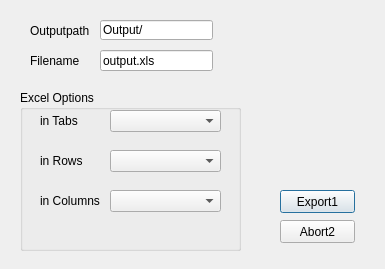
This is app/gui/export.ui in petres/eurostat as Qt 5 draws it before an edit. The edited form follows.
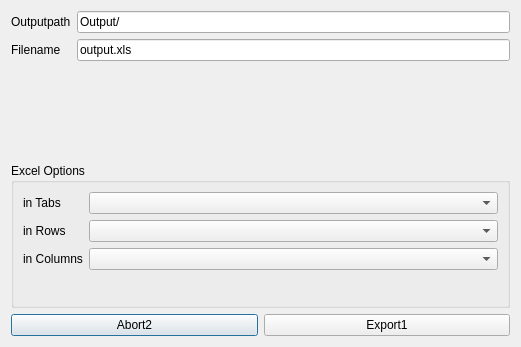
This is the edited form.

Commit message: dialog grid layouts

Patch:
```diff
--- a/app/gui/export.ui
+++ b/app/gui/export.ui
@@ -6,173 +6,120 @@
    <rect>
     <x>0</x>
     <y>0</y>
-    <width>385</width>
-    <height>269</height>
+    <width>521</width>
+    <height>347</height>
    </rect>
   </property>
+  <property name="minimumSize">
+   <size>
+    <width>0</width>
+    <height>0</height>
+   </size>
+  </property>
   <property name="windowTitle">
    <string>Dialog</string>
   </property>
-  <widget class="QLineEdit" name="lineEdit">
-   <property name="geometry">
-    <rect>
-     <x>100</x>
-     <y>20</y>
-     <width>113</width>
-     <height>20</height>
-    </rect>
-   </property>
-   <property name="text">
-    <string>Output/</string>
-   </property>
-  </widget>
+  <layout class="QVBoxLayout" name="verticalLayout">
+   <item>
+    <layout class="QFormLayout" name="formLayout_3">
+     <item row="0" column="0">
   <widget class="QLabel" name="label">
-   <property name="geometry">
-    <rect>
-     <x>30</x>
-     <y>20</y>
-     <width>61</width>
-     <height>21</height>
-    </rect>
-   </property>
    <property name="text">
     <string>Outputpath</string>
    </property>
   </widget>
+     </item>
+     <item row="1" column="0">
   <widget class="QLabel" name="label_2">
-   <property name="geometry">
-    <rect>
-     <x>30</x>
-     <y>50</y>
-     <width>61</width>
-     <height>21</height>
-    </rect>
-   </property>
    <property name="text">
     <string>Filename</string>
    </property>
   </widget>
+     </item>
+     <item row="1" column="1">
   <widget class="QLineEdit" name="lineEdit_2">
-   <property name="geometry">
-    <rect>
-     <x>100</x>
-     <y>50</y>
-     <width>113</width>
-     <height>21</height>
-    </rect>
-   </property>
    <property name="text">
     <string>output.xls</string>
    </property>
   </widget>
+     </item>
+     <item row="0" column="1">
+      <widget class="QLineEdit" name="lineEdit">
+       <property name="text">
+        <string>Output/</string>
+       </property>
+      </widget>
+     </item>
+    </layout>
+   </item>
+   <item>
   <widget class="QGroupBox" name="groupBox">
-   <property name="geometry">
-    <rect>
-     <x>20</x>
-     <y>90</y>
-     <width>221</width>
-     <height>161</height>
-    </rect>
+     <property name="minimumSize">
+      <size>
+       <width>0</width>
+       <height>0</height>
+      </size>
    </property>
    <property name="title">
     <string>Excel Options</string>
    </property>
-   <widget class="QComboBox" name="comboBox">
-    <property name="geometry">
-     <rect>
-      <x>90</x>
-      <y>20</y>
-      <width>111</width>
-      <height>22</height>
-     </rect>
-    </property>
-   </widget>
+     <layout class="QVBoxLayout" name="verticalLayout_2">
+      <item>
+       <layout class="QFormLayout" name="formLayout">
+        <item row="0" column="0">
    <widget class="QLabel" name="label_3">
-    <property name="geometry">
-     <rect>
-      <x>20</x>
-      <y>20</y>
-      <width>61</width>
-      <height>21</height>
-     </rect>
-    </property>
     <property name="text">
      <string>in Tabs</string>
     </property>
    </widget>
+        </item>
+        <item row="0" column="1">
+         <widget class="QComboBox" name="comboBox"/>
+        </item>
+        <item row="1" column="0">
    <widget class="QLabel" name="label_4">
-    <property name="geometry">
-     <rect>
-      <x>20</x>
-      <y>60</y>
-      <width>61</width>
-      <height>21</height>
-     </rect>
-    </property>
     <property name="text">
      <string>in Rows</string>
     </property>
    </widget>
+        </item>
+        <item row="1" column="1">
+         <widget class="QComboBox" name="comboBox_2"/>
+        </item>
+        <item row="2" column="0">
    <widget class="QLabel" name="label_5">
-    <property name="geometry">
-     <rect>
-      <x>20</x>
-      <y>100</y>
-      <width>61</width>
-      <height>21</height>
-     </rect>
-    </property>
     <property name="text">
      <string>in Columns</string>
     </property>
    </widget>
-   <widget class="QComboBox" name="comboBox_2">
-    <property name="geometry">
-     <rect>
-      <x>90</x>
-      <y>60</y>
-      <width>111</width>
-      <height>22</height>
-     </rect>
-    </property>
-   </widget>
-   <widget class="QComboBox" name="comboBox_3">
-    <property name="geometry">
-     <rect>
-      <x>90</x>
-      <y>100</y>
-      <width>111</width>
-      <height>22</height>
-     </rect>
-    </property>
-   </widget>
-  </widget>
-  <widget class="QPushButton" name="pushButton">
-   <property name="geometry">
-    <rect>
-     <x>280</x>
-     <y>190</y>
-     <width>75</width>
-     <height>23</height>
-    </rect>
-   </property>
-   <property name="text">
-    <string>Export1</string>
-   </property>
-  </widget>
+        </item>
+        <item row="2" column="1">
+         <widget class="QComboBox" name="comboBox_3"/>
+        </item>
+       </layout>
+      </item>
+     </layout>
+    </widget>
+   </item>
+   <item>
+    <layout class="QHBoxLayout" name="horizontalLayout">
+     <item>
   <widget class="QPushButton" name="pushButton_2">
-   <property name="geometry">
-    <rect>
-     <x>280</x>
-     <y>220</y>
-     <width>75</width>
-     <height>23</height>
-    </rect>
-   </property>
    <property name="text">
     <string>Abort2</string>
    </property>
   </widget>
+     </item>
+     <item>
+      <widget class="QPushButton" name="pushButton">
+       <property name="text">
+        <string>Export1</string>
+       </property>
+      </widget>
+     </item>
+    </layout>
+   </item>
+  </layout>
  </widget>
  <resources/>
  <connections/>
```
Lines whose indentation alone changed are shown as unchanged. The commit also changes 4 other files.
